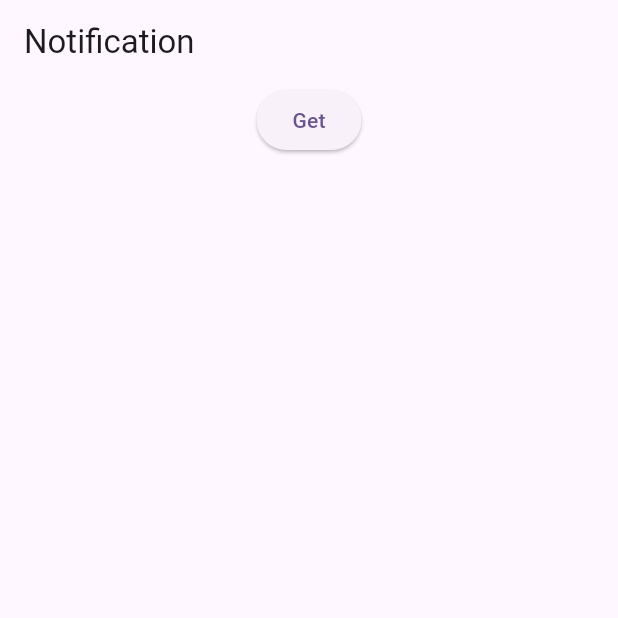
After one commit to junayedahamed/task_project, a Flutter app: the screen it shows after launch, on a phone screen of 412 x 824 dp, the top half of it. The commit adds this screen. Run offline on Flutter 3.47's test engine with Material 3 defaults, Android fonts, the phone set to English and light mode, and no system bars; our stand-ins replace carousel_slider, flutter_bloc, flutter_svg, permission_handler.

Commit message:
local notification  practiced

```diff
--- a/lib/main.dart
+++ b/lib/main.dart
@@ -1,5 +1,5 @@
 import 'package:flutter/material.dart';
-import 'package:task_project/src/ui/pages/table.dart';
+import 'package:task_project/notification/noti_home.dart';
 
 void main() {
   runApp(const MyApp());
@@ -16,7 +16,7 @@ class MyApp extends StatelessWidget {
         colorScheme: ColorScheme.fromSeed(seedColor: Colors.deepPurple),
       ),
       debugShowCheckedModeBanner: false,
-      home: Mytable(),
+      home: NotiHome(),
     );
   }
 }
--- /dev/null
+++ b/lib/notification/noti_home.dart
@@ -0,0 +1,34 @@
+import 'package:flutter/material.dart';
+
+class NotiHome extends StatefulWidget {
+  const NotiHome({super.key});
+
+  @override
+  State<NotiHome> createState() => _NotiHomeState();
+}
+
+class _NotiHomeState extends State<NotiHome> {
+  // final NotiFunctions notification = NotiFunctions();
+  @override
+  void initState() {
+    super.initState();
+    // notification.init();
+  }
+
+  @override
+  Widget build(BuildContext context) {
+    return Scaffold(
+      appBar: AppBar(title: Text("Notification")),
+
+      body: SingleChildScrollView(
+        child: Column(
+          children: [
+            Center(
+              child: ElevatedButton(onPressed: () {}, child: Text("Get")),
+            ),
+          ],
+        ),
+      ),
+    );
+  }
+}
--- a/pubspec.yaml
+++ b/pubspec.yaml
@@ -42,6 +42,8 @@ dependencies:
   permission_handler: ^12.0.1
   flutter_bloc: ^9.1.1
   http: ^1.4.0
+  # flutter_local_notifications: ^19.4.0
+  # timezone: ^0.10.1
 
 dev_dependencies:
   build_runner:
```
Also changed, not shown: lib/notification/noti_functions.dart (added, +49 -0 lines), 5 other files.
